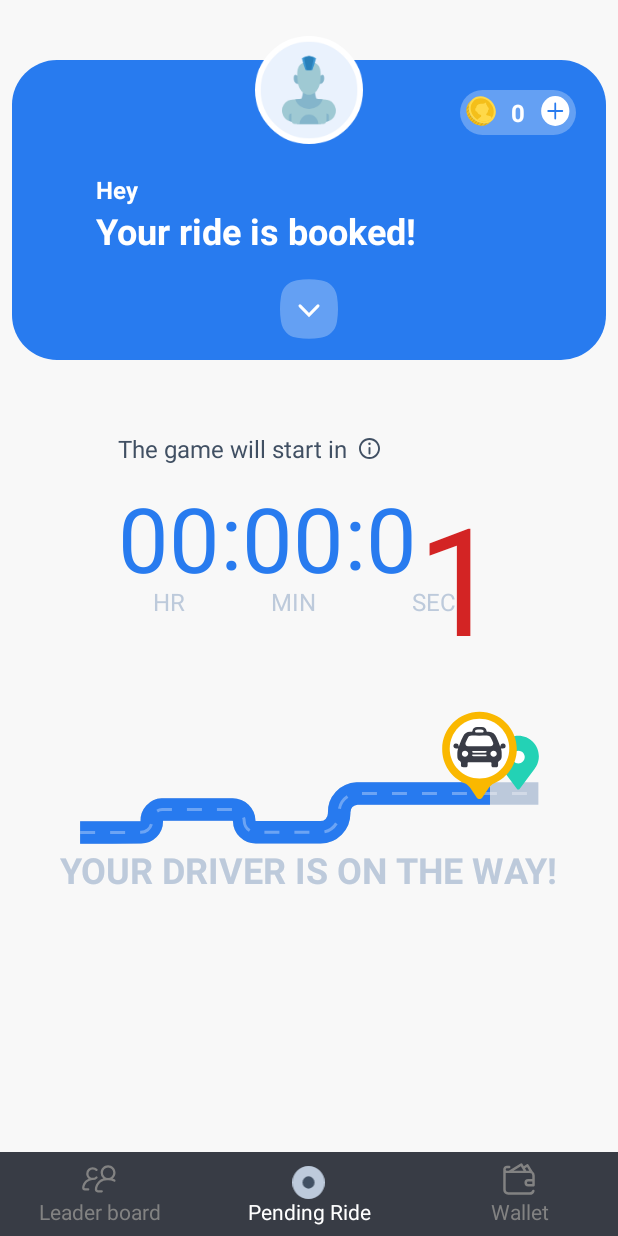
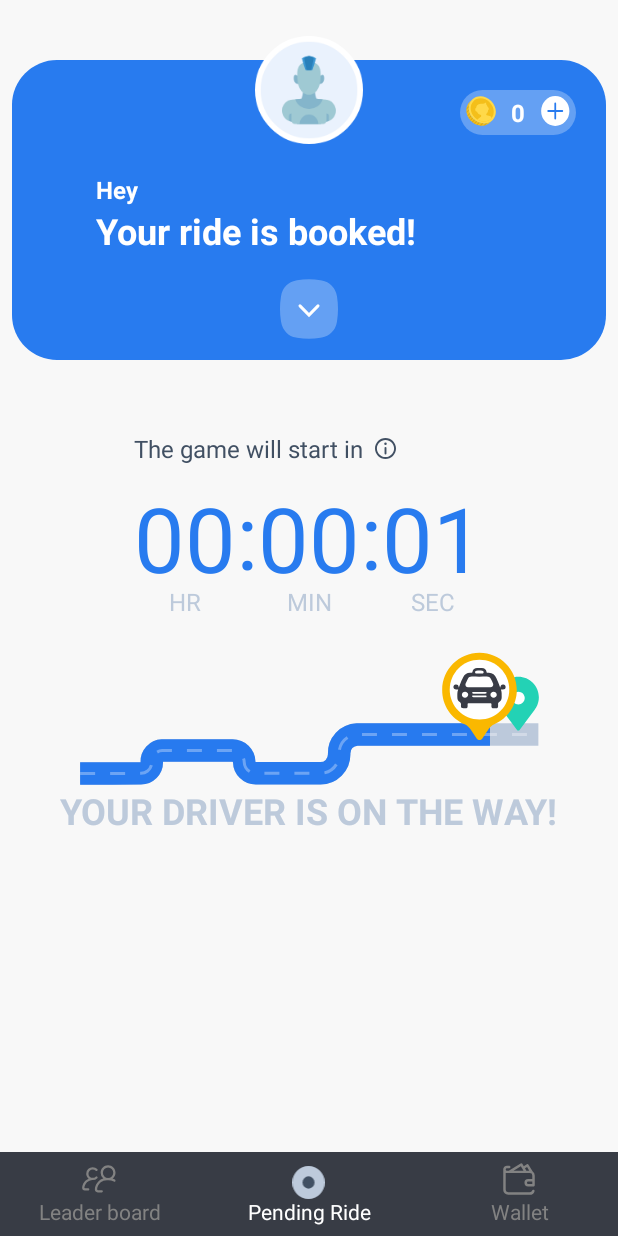
Before and after one commit to yamin-elmakis/SmartRide, an Android app: the screen it shows after launch once a user with an empty profile is signed in (MainActivity), on a phone screen of 412 x 824 dp. Run offline under Robolectric (Android 15) with nearby library versions, the phone set to English and light mode, and no system bars; our stand-ins replace Firebase (no records; nobody signed in at launch, a user with empty details on screens opened directly), RxJava; libraries missing offline, so code that uses them is left out: lib.yamin.easylog; 5 statements that could not run were skipped.

Commit message:
fix and add the FlipTextSwitcher to TimeCounterView

```diff
--- a/app/src/main/java/com/example/smartride/screens/live/GamePreviewFragment.kt
+++ b/app/src/main/java/com/example/smartride/screens/live/GamePreviewFragment.kt
@@ -43,7 +43,7 @@ class GamePreviewFragment : BaseFragment() {
                 setStage("Stage ${it + 1}")
             })
             state.changed(lastState, { distanceToDestination }, action = {
-                previewDistanceLeft.animateSetText(it.toString())
+                previewDistanceLeft.setText(it.toString(), true)
             })
             lastState = state
         })
--- a/app/src/main/java/com/example/smartride/screens/live/LiveRideFragment.kt
+++ b/app/src/main/java/com/example/smartride/screens/live/LiveRideFragment.kt
@@ -64,7 +64,7 @@ class LiveRideFragment : BaseFragment() {
     }
 
     private fun setDistanceLeft(distanceLeft: Int) {
-        liveDistanceLeft.animateSetText(distanceLeft.toString())
+        liveDistanceLeft.setText(distanceLeft.toString(), true)
     }
 
     private fun setDistanceAnimation(from: Float, to: Float) {
--- a/app/src/main/java/com/example/smartride/screens/live/StagesFragment.kt
+++ b/app/src/main/java/com/example/smartride/screens/live/StagesFragment.kt
@@ -52,7 +52,7 @@ class StagesFragment : BaseFragment() {
 
     private fun handleState(state: RideState) {
         state.changed(lastState, { distanceToDestination }, action = {
-            stagesDistanceLeft.animateSetText(it.toString())
+            stagesDistanceLeft.setText(it.toString(), true)
         })
         state.changed(lastState, { currentStage }, action = {
             when (it) {
--- a/app/src/main/java/com/example/smartride/widgets/FlipTextSwitcher.kt
+++ b/app/src/main/java/com/example/smartride/widgets/FlipTextSwitcher.kt
@@ -15,11 +15,10 @@ class FlipTextSwitcher @JvmOverloads constructor(
     init {
         setFactory {
             val text = TextView(context)
-            text.setTextColor(ContextCompat.getColor(context, R.color.red))
-            text.textSize = 100f
+            text.setTextAppearance(R.style.CounterText);
             text
         }
+        inAnimation = AnimationUtils.loadAnimation(context, R.anim.text_in)
         outAnimation = AnimationUtils.loadAnimation(context, R.anim.text_out)
-        inAnimation = AnimationUtils.loadAnimation(context, R.anim.text_in)
     }
 }
--- a/app/src/main/java/com/example/smartride/widgets/MainToolBar.kt
+++ b/app/src/main/java/com/example/smartride/widgets/MainToolBar.kt
@@ -87,7 +87,7 @@ class MainToolBar : AppBarLayout {
                     -1
                 }
             EasyLog.e("toUpdate: $updatedTime")
-            updatedTime = System.currentTimeMillis() + updatedTime * 60 * 1000
+            updatedTime = System.currentTimeMillis() + updatedTime * 180 * 1000
             EasyLog.e("updatedTime: $updatedTime")
             triviaVM.updateStartRideTime(updatedTime)
 
--- a/app/src/main/java/com/example/smartride/widgets/TimeCounterView.kt
+++ b/app/src/main/java/com/example/smartride/widgets/TimeCounterView.kt
@@ -47,21 +47,21 @@ class TimeCounterView @JvmOverloads constructor(
 
                     val newTimeData = millisUntilFinished.toTimerData()
                     newTimeData.changed(timeData, { hourDozens }, action = {
-                        counterHrDozens.animateSetText(it)
+                        counterHrDozens.setText(it)
                     })
                     newTimeData.changed(timeData, { hourUnits }, action = {
-                        counterHrUnits.animateSetText(it)
+                        counterHrUnits.setText(it)
                     })
 
                     newTimeData.changed(timeData, { minuteDozens }, action = {
-                        counterMinDozens.animateSetText(it)
+                        counterMinDozens.setText(it)
                     })
                     newTimeData.changed(timeData, { minuteUnits }, action = {
-                        counterMinUnits.animateSetText(it)
+                        counterMinUnits.setText(it)
                     })
 
                     newTimeData.changed(timeData, { secondDozens }, action = {
-                        counterSecDozens.animateSetText(it)
+                        counterSecDozens.setText(it)
                     })
                     newTimeData.changed(timeData, { secondUnits }, action = {
                         counterSecUnits.setText(it)
--- a/app/src/main/res/anim/text_in.xml
+++ b/app/src/main/res/anim/text_in.xml
@@ -1,5 +1,5 @@
 <?xml version="1.0" encoding="utf-8"?>
 <translate xmlns:android="http://schemas.android.com/apk/res/android"
-           android:fromYDelta="0"
-           android:toYDelta="100%p"
+           android:fromYDelta="-100%p"
+           android:toYDelta="0"
            android:duration="300"/>
--- a/app/src/main/res/anim/text_out.xml
+++ b/app/src/main/res/anim/text_out.xml
@@ -1,5 +1,5 @@
 <?xml version="1.0" encoding="utf-8"?>
 <translate xmlns:android="http://schemas.android.com/apk/res/android"
-           android:fromYDelta="-100%p"
-           android:toYDelta="0"
+           android:fromYDelta="0"
+           android:toYDelta="100%p"
            android:duration="300"/>
--- a/app/src/main/res/layout/view_time_counter.xml
+++ b/app/src/main/res/layout/view_time_counter.xml
@@ -27,7 +27,7 @@
             android:orientation="horizontal"
             app:layout_constraintGuide_begin="80dp"/>
 
-    <com.example.smartride.widgets.FlipTextView
+    <com.example.smartride.widgets.FlipTextSwitcher
             android:id="@+id/counterMinDozens"
             android:layout_width="wrap_content"
             android:layout_height="wrap_content"
@@ -35,7 +35,7 @@
             app:layout_constraintStart_toEndOf="@id/counterHrDots"
             app:layout_constraintTop_toTopOf="@id/guidelineNumbers"
             android:text="0"/>
-    <com.example.smartride.widgets.FlipTextView
+    <com.example.smartride.widgets.FlipTextSwitcher
             android:id="@+id/counterMinUnits"
             android:layout_width="wrap_content"
             android:layout_height="wrap_content"
@@ -53,7 +53,7 @@
             app:layout_constraintTop_toTopOf="@id/guidelineDots"
             android:text=":"/>
 
-    <com.example.smartride.widgets.FlipTextView
+    <com.example.smartride.widgets.FlipTextSwitcher
             android:id="@+id/counterSecDozens"
             android:layout_width="wrap_content"
             android:layout_height="wrap_content"
@@ -81,7 +81,7 @@
             app:layout_constraintTop_toTopOf="@id/guidelineDots"
             android:text=":"/>
 
-    <com.example.smartride.widgets.FlipTextView
+    <com.example.smartride.widgets.FlipTextSwitcher
             android:id="@+id/counterHrDozens"
             android:layout_width="wrap_content"
             android:layout_height="wrap_content"
@@ -89,7 +89,7 @@
             app:layout_constraintTop_toTopOf="@id/guidelineNumbers"
             style="@style/CounterText"
             android:text="0"/>
-    <com.example.smartride.widgets.FlipTextView
+    <com.example.smartride.widgets.FlipTextSwitcher
             android:id="@+id/counterHrUnits"
             android:layout_width="wrap_content"
             android:layout_height="wrap_content"
```
Also changed, not shown: app/src/main/java/com/example/smartride/widgets/FlipTextView.kt (+9 -1 lines).
